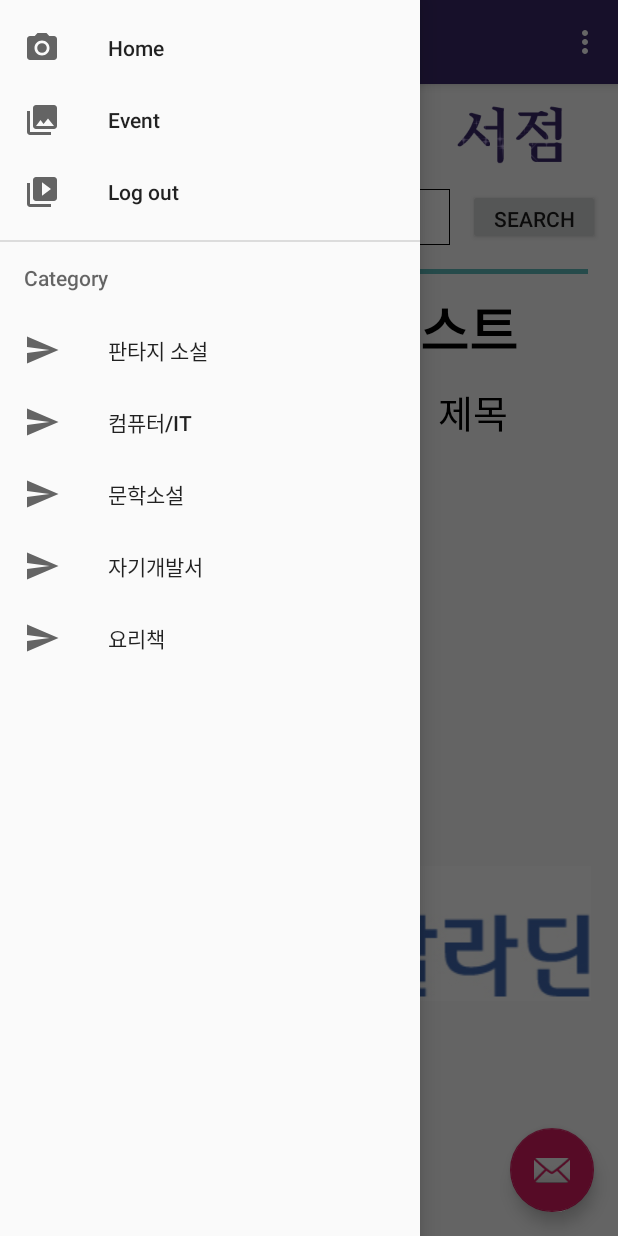
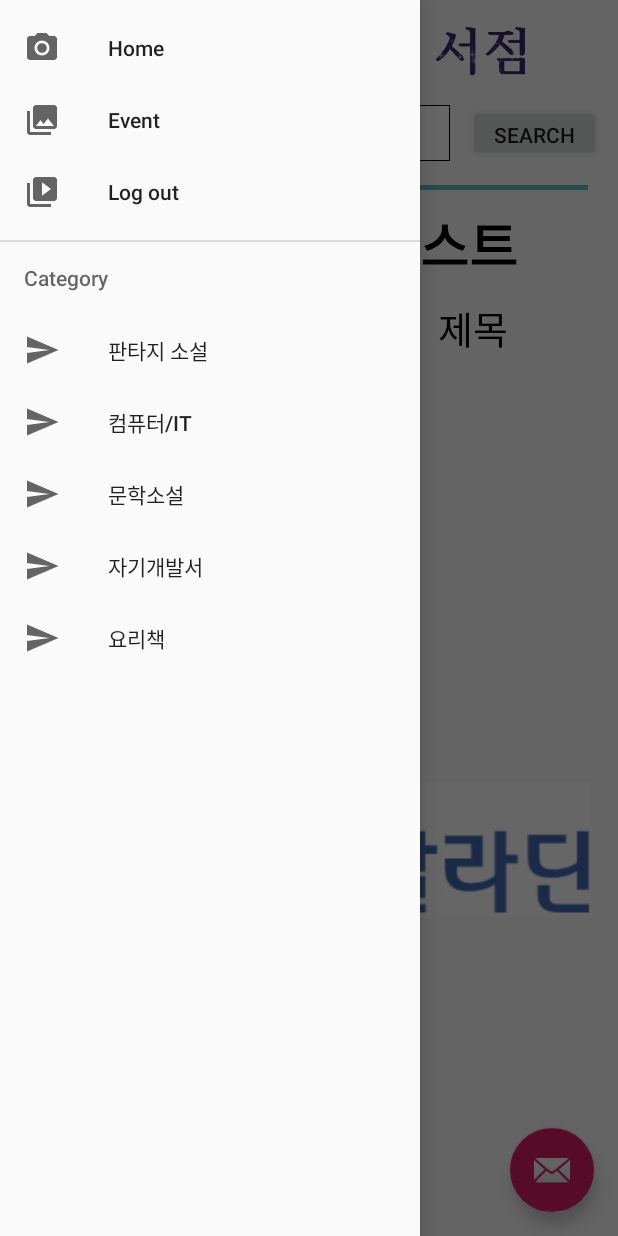
Before and after one commit to dkrlto0819/SWcap, an Android app: the screen it shows after launch (MainActivity), with the side drawer open, on a phone screen of 412 x 824 dp. Run offline under Robolectric (Android 15) with nearby library versions, the phone set to English and light mode, and no system bars; 1 statement that could not run was skipped.

Commit message:
메인 화면 수정

```diff
--- a/LambParty/app/src/main/AndroidManifest.xml
+++ b/LambParty/app/src/main/AndroidManifest.xml
@@ -4,7 +4,7 @@
 
     <application
         android:allowBackup="true"
-        android:icon="@mipmap/ic_launcher"
+        android:icon="@drawable/icon"
         android:label="@string/app_name"
         android:roundIcon="@mipmap/ic_launcher_round"
         android:supportsRtl="true"
--- a/LambParty/app/src/main/res/layout/activity_loading.xml
+++ b/LambParty/app/src/main/res/layout/activity_loading.xml
@@ -9,9 +9,10 @@
         android:id="@+id/imageView2"
         android:layout_width="243dp"
         android:layout_height="300dp"
-        android:layout_marginTop="212dp"
-        android:layout_marginEnd="84dp"
+        app:layout_constraintBottom_toBottomOf="parent"
         app:layout_constraintEnd_toEndOf="parent"
+        app:layout_constraintHorizontal_bias="0.5"
+        app:layout_constraintStart_toStartOf="parent"
         app:layout_constraintTop_toTopOf="parent"
         app:srcCompat="@drawable/icon" />
 </android.support.constraint.ConstraintLayout>
--- a/LambParty/app/src/main/res/layout/app_bar_main.xml
+++ b/LambParty/app/src/main/res/layout/app_bar_main.xml
@@ -11,12 +11,6 @@
         android:layout_height="wrap_content"
         android:theme="@style/AppTheme.AppBarOverlay">
 
-        <android.support.v7.widget.Toolbar
-            android:id="@+id/toolbar"
-            android:layout_width="match_parent"
-            android:layout_height="?attr/actionBarSize"
-            android:background="#39296A"
-            app:popupTheme="@style/AppTheme.PopupOverlay" />
 
     </android.support.design.widget.AppBarLayout>
 
--- a/LambParty/app/src/main/res/layout/content_main.xml
+++ b/LambParty/app/src/main/res/layout/content_main.xml
@@ -6,8 +6,7 @@
     android:layout_width="match_parent"
     android:layout_height="match_parent"
     app:layout_behavior="@string/appbar_scrolling_view_behavior"
-    tools:context=".MainActivity"
-    tools:showIn="@layout/app_bar_main">
+    tools:context=".MainActivity">
 
     <LinearLayout
         android:id="@+id/linearLayout"
@@ -26,7 +25,7 @@
 
             <ImageView
                 android:id="@+id/logo"
-                android:layout_width="350dp"
+                android:layout_width="300dp"
                 android:layout_height="70dp"
                 android:layout_marginBottom="7dp"
                 app:layout_constraintBottom_toTopOf="@+id/searchButton"
@@ -70,6 +69,17 @@
                 app:layout_constraintHorizontal_bias="1.0"
                 app:layout_constraintStart_toStartOf="parent"
                 app:layout_constraintTop_toBottomOf="@+id/searchText" />
+
+            <ImageView
+                android:id="@+id/list"
+                android:layout_width="30dp"
+                android:layout_height="25dp"
+                android:background="@drawable/list"
+                app:layout_constraintBottom_toTopOf="@+id/searchText"
+                app:layout_constraintEnd_toStartOf="@+id/logo"
+                app:layout_constraintHorizontal_bias="0.5"
+                app:layout_constraintStart_toStartOf="parent"
+                app:layout_constraintTop_toTopOf="parent" />
 
         </android.support.constraint.ConstraintLayout>
 
```
Also changed, not shown: LambParty/app/src/main/res/layout/fragment_buy.xml (added, +17 -0 lines), LambParty/app/src/main/res/drawable-v24/list.png (added), LambParty/app/src/main/res/drawable/list.png (deleted).
